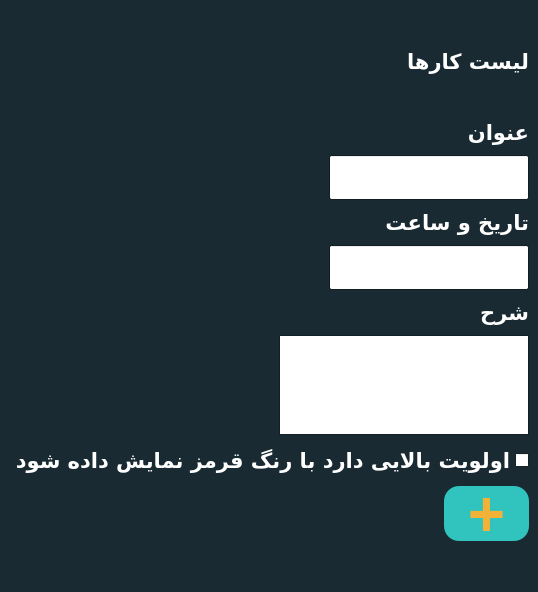
Before: the Qt Designer form 22/mainwindow.ui in dehmovlaei/PyLearn, drawn with Qt 5.
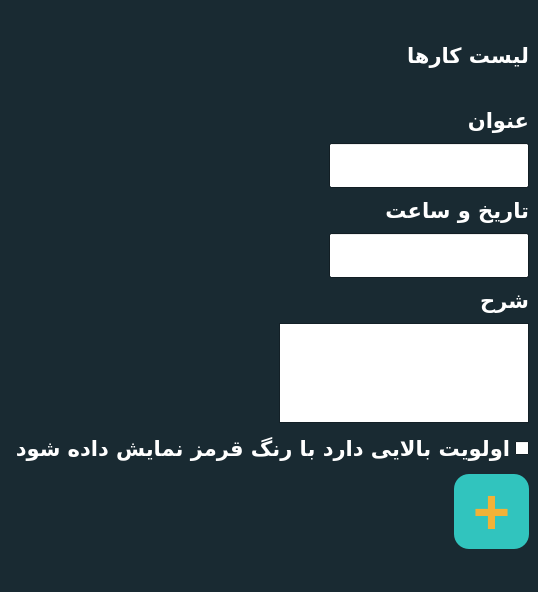
After: the same form once the commit is applied.

What changed in the file:
```diff
--- a/22/mainwindow.ui
+++ b/22/mainwindow.ui
@@ -651,14 +651,14 @@
         </property>
         <property name="minimumSize">
          <size>
-          <width>85</width>
-          <height>55</height>
+          <width>75</width>
+          <height>75</height>
          </size>
         </property>
         <property name="maximumSize">
          <size>
-          <width>85</width>
-          <height>55</height>
+          <width>75</width>
+          <height>75</height>
          </size>
         </property>
         <property name="palette">
```
